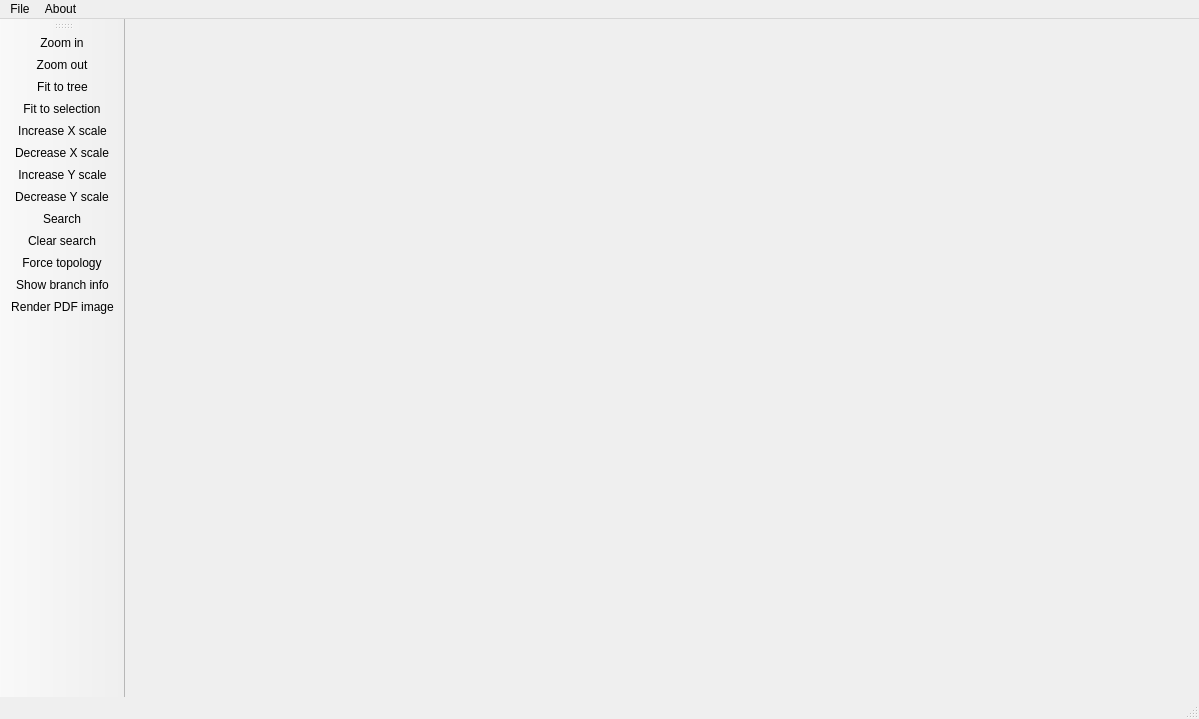
This is ete2/treeview/ete_qt4app.ui in etetoolkit/ete as Qt 5 draws it before an edit. The edited form follows.
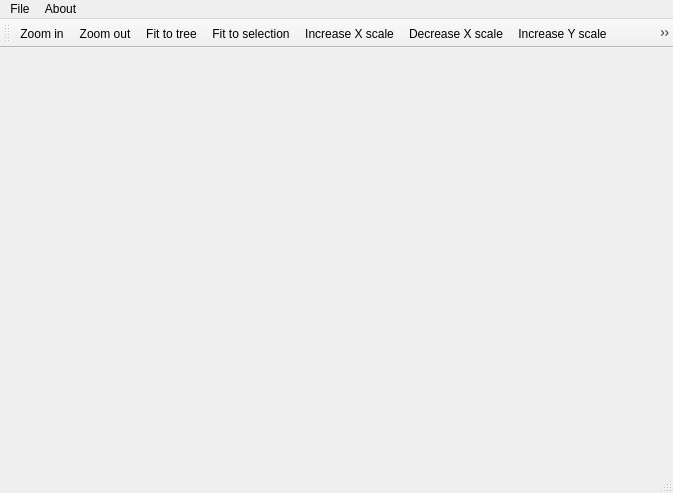
This is the edited form. Icons and pictures are not drawn.

Commit message: Fixed problem of overlaping faces when node height was larger than the sum of child heights! Icons in GUI are now built-in New About window Other minor fixes

Diff of the .ui file:
```diff
--- a/ete2/treeview/ete_qt4app.ui
+++ b/ete2/treeview/ete_qt4app.ui
@@ -5,8 +5,8 @@
    <rect>
     <x>0</x>
     <y>0</y>
-    <width>1199</width>
-    <height>719</height>
+    <width>673</width>
+    <height>493</height>
    </rect>
   </property>
   <property name="windowTitle" >
@@ -15,10 +15,10 @@
   <widget class="QWidget" name="centralwidget" >
    <property name="geometry" >
     <rect>
-     <x>123</x>
-     <y>24</y>
-     <width>1076</width>
-     <height>671</height>
+     <x>0</x>
+     <y>58</y>
+     <width>673</width>
+     <height>411</height>
     </rect>
    </property>
   </widget>
@@ -27,7 +27,7 @@
     <rect>
      <x>0</x>
      <y>0</y>
-     <width>1199</width>
+     <width>673</width>
      <height>24</height>
     </rect>
    </property>
@@ -53,8 +53,8 @@
    <property name="geometry" >
     <rect>
      <x>0</x>
-     <y>695</y>
-     <width>1199</width>
+     <y>469</y>
+     <width>673</width>
      <height>24</height>
     </rect>
    </property>
@@ -67,15 +67,15 @@
     <rect>
      <x>0</x>
      <y>24</y>
-     <width>123</width>
-     <height>671</height>
+     <width>673</width>
+     <height>34</height>
     </rect>
    </property>
    <property name="windowTitle" >
     <string>toolBar</string>
    </property>
    <attribute name="toolBarArea" >
-    <enum>LeftToolBarArea</enum>
+    <enum>TopToolBarArea</enum>
    </attribute>
    <attribute name="toolBarBreak" >
     <bool>false</bool>
@@ -93,6 +93,7 @@
    <addaction name="actionForceTopology" />
    <addaction name="actionBranchLength" />
    <addaction name="actionRenderPDF" />
+   <addaction name="actionShow_newick" />
   </widget>
   <action name="actionOpen" >
    <property name="text" >
@@ -232,6 +233,32 @@
    <property name="text" >
     <string>Clear search</string>
    </property>
+   <property name="shortcut" >
+    <string>Ctrl+C</string>
+   </property>
+  </action>
+  <action name="actionShow_newick" >
+   <property name="icon" >
+    <iconset resource="ete_resources.qrc" >
+     <normaloff>:/ete icons/show_newick.png</normaloff>:/ete icons/show_newick.png</iconset>
+   </property>
+   <property name="text" >
+    <string>Show newick</string>
+   </property>
+   <property name="shortcut" >
+    <string>N</string>
+   </property>
+  </action>
+  <action name="actionShow_node_attributes_box" >
+   <property name="checkable" >
+    <bool>true</bool>
+   </property>
+   <property name="checked" >
+    <bool>true</bool>
+   </property>
+   <property name="text" >
+    <string>Show node attributes box</string>
+   </property>
   </action>
  </widget>
  <resources/>
```
Left out of the diff: 78 changed lines with no effect on the pictures. The commit also changes 23 other files.
